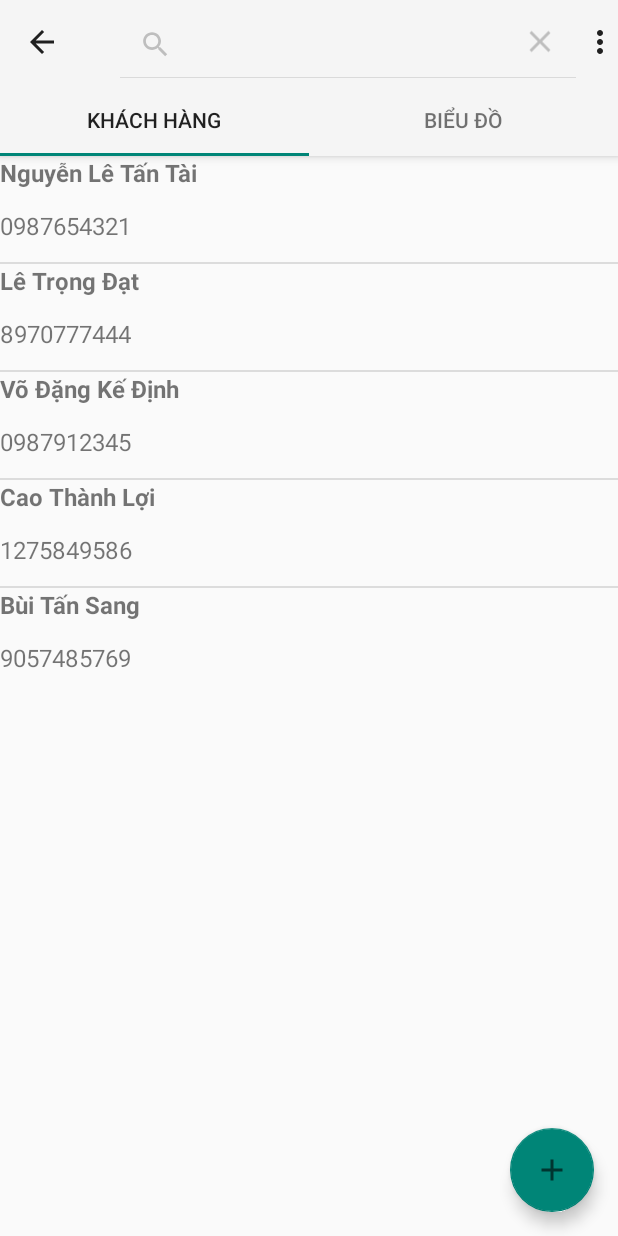
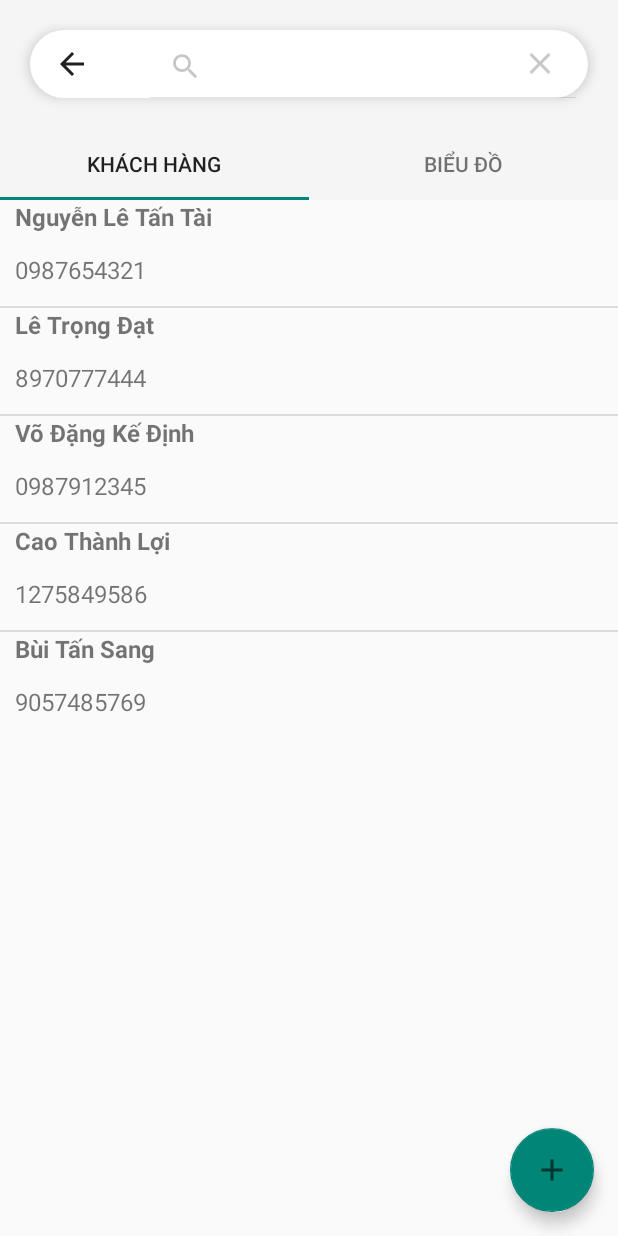
Before and after one commit to tuong1008/QLDatHangSanPham, an Android app: the CustomerActivity screen opened directly, with no data from a screen before it, after a tap on "Search", on a phone screen of 412 x 824 dp. Run offline under Robolectric (Android 15) with nearby library versions, the phone set to English and light mode, and no system bars; libraries missing offline, so code that uses them is left out: com.itextpdf.text.

Commit message:
update giao dien khach hang

```diff
--- a/app/src/main/res/layout/activity_customer.xml
+++ b/app/src/main/res/layout/activity_customer.xml
@@ -10,10 +10,13 @@
     <com.google.android.material.appbar.AppBarLayout
         android:layout_height="wrap_content"
         android:layout_width="match_parent"
+        app:elevation="0dp"
         android:theme="@style/ThemeOverlay.AppCompat.DayNight.ActionBar">
         <androidx.appcompat.widget.Toolbar
             android:layout_width="match_parent"
-            android:layout_height="?attr/actionBarSize"
+            android:layout_height="45dp"
+            android:layout_margin="@dimen/_20dp"
+            style="@style/toolbar"
             android:id="@+id/toolbar"/>
         <com.google.android.material.tabs.TabLayout
             android:layout_width="match_parent"
--- a/app/src/main/res/layout/activity_customer_view.xml
+++ b/app/src/main/res/layout/activity_customer_view.xml
@@ -2,6 +2,8 @@
 <LinearLayout xmlns:android="http://schemas.android.com/apk/res/android"
     android:layout_width="match_parent"
     android:layout_height="match_parent"
+    android:paddingLeft="10dp"
+    android:paddingRight="10dp"
     android:orientation="vertical">
 
     <TextView
```
